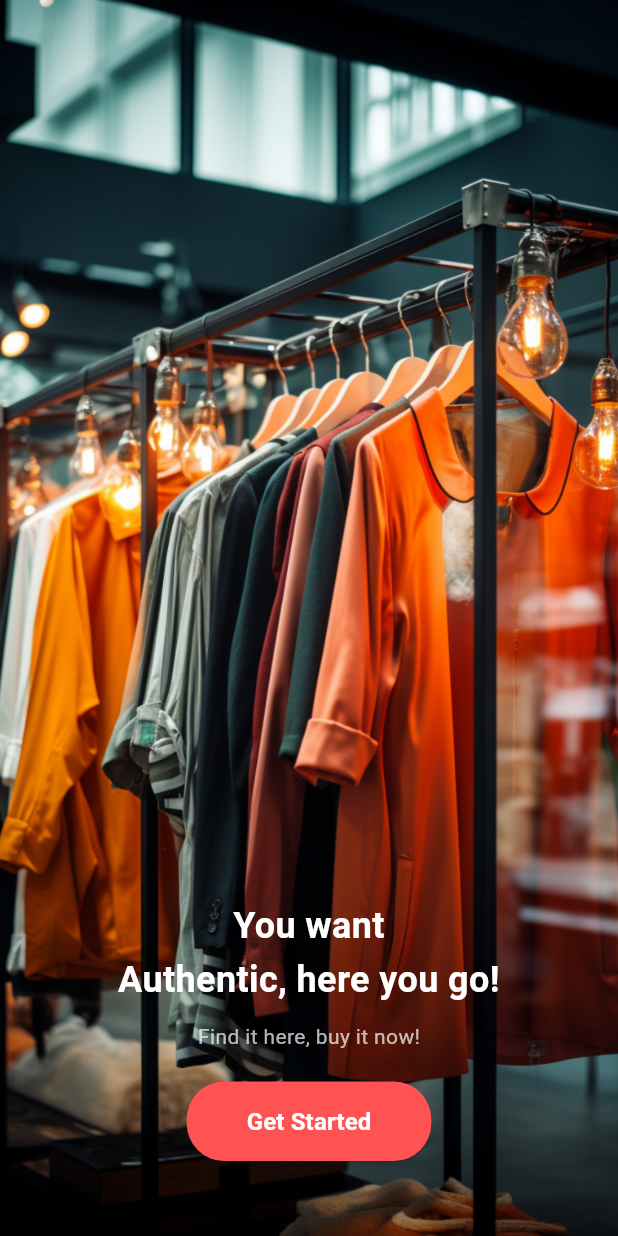
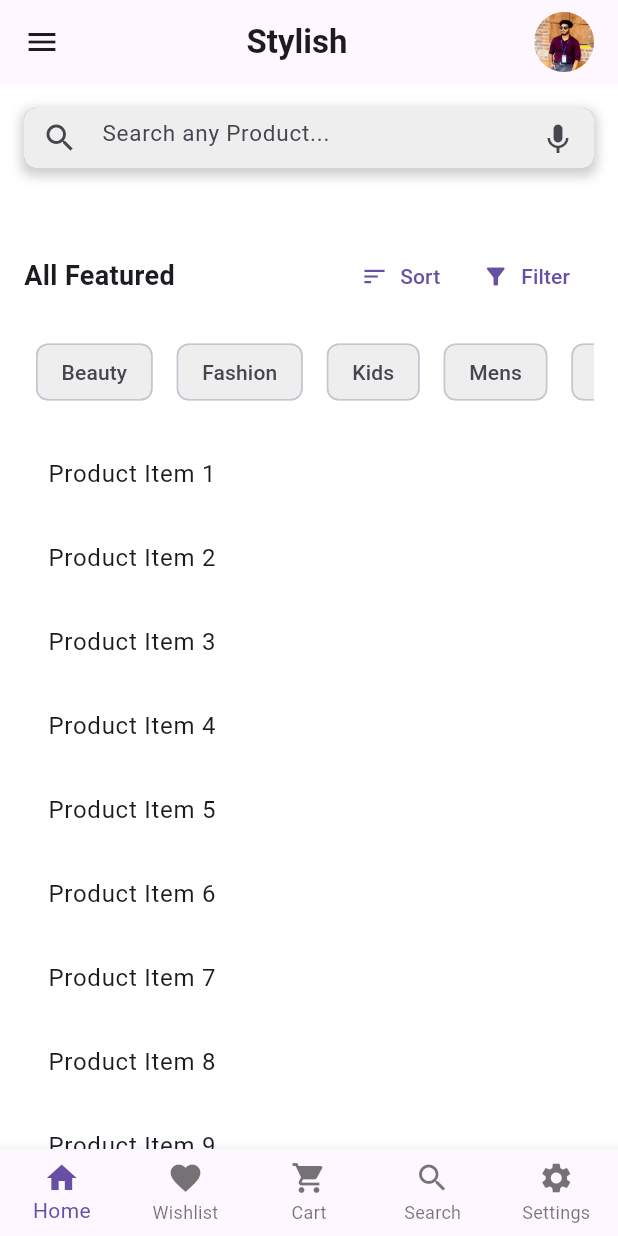
Before and after one commit to shawonkst21/flutterProjects, a Flutter app: the IntroPage screen opened by its route, after a tap on "Get Started", on a phone screen of 412 x 824 dp. Run offline on Flutter 3.47's test engine with Material 3 defaults, Android fonts, the phone set to English and light mode, and no system bars.

Commit message:
all page decoration correctl

```diff
--- a/lib/intro.dart
+++ b/lib/intro.dart
@@ -43,7 +43,7 @@ class IntroPage extends StatelessWidget {
                     const SizedBox(height: 20),
                     ElevatedButton(
                       onPressed: () {
-                        // Button logic
+                        Navigator.pushNamed(context, '/homePage');
                       },
                       style: ElevatedButton.styleFrom(
                         backgroundColor: Colors.redAccent, // Button color
--- a/lib/main.dart
+++ b/lib/main.dart
@@ -2,6 +2,7 @@ import 'package:flutter/material.dart';
 import 'package:hi/OnboardingScreen.dart';
 import 'package:hi/intro.dart';
 import 'package:hi/login.dart';
+import 'package:hi/screen/startpage.dart';
 import 'package:hi/signup.dart';
 
 void main() {
@@ -23,6 +24,7 @@ class MyApp extends StatelessWidget {
         '/login': (context) => const LoginPage(),
         '/signup': (context) => const SignuPage(),
         '/intro': (context) => IntroPage(),
+        '/homePage': (context) => const Homepage(),
       },
     );
   }
--- /dev/null
+++ b/lib/screen/home.dart
@@ -0,0 +1,129 @@
+import 'package:flutter/material.dart';
+
+class HomePage extends StatelessWidget {
+  @override
+  Widget build(BuildContext context) {
+    return Scaffold(
+      backgroundColor: Colors.white,
+      body: SafeArea(
+        child: Column(
+          children: [
+            // Fixed Search Bar
+            Container(
+              padding: const EdgeInsets.all(16.0),
+              color: Colors.white, // Background color for the search bar
+              child: Container(
+                height: 40,
+                width: double.infinity,
+                decoration: BoxDecoration(
+                  color: const Color.fromARGB(255, 209, 122, 122),
+                  borderRadius: BorderRadius.circular(8.0),
+                  boxShadow: [
+                    BoxShadow(
+                      color: Colors.grey.withOpacity(0.5), // Shadow color
+                      spreadRadius: 2, // Spread radius
+                      blurRadius: 6, // Blur radius
+                      offset: Offset(0, 3), // Shadow position
+                    ),
+                  ],
+                ),
+                child: TextField(
+                  decoration: InputDecoration(
+                    prefixIcon: Icon(Icons.search),
+                    hintText: 'Search any Product...',
+                    hintStyle: TextStyle(fontSize: 15),
+                    suffixIcon: Icon(Icons.keyboard_voice),
+                    border: OutlineInputBorder(
+                      borderRadius: BorderRadius.circular(8.0),
+                      borderSide: BorderSide.none,
+                    ),
+                    filled: true,
+                    fillColor: Colors.grey[200],
+                  ),
+                ),
+              ),
+            ),
+            // Scrollable Content
+            Expanded(
+              child: SingleChildScrollView(
+                child: Padding(
+                  padding: const EdgeInsets.all(16.0),
+                  child: Column(
+                    crossAxisAlignment: CrossAxisAlignment.start,
+                    children: [
+                      SizedBox(height: 16),
+                      Row(
+                        mainAxisAlignment: MainAxisAlignment.spaceBetween,
+                        children: [
+                          Text('All Featured',
+                              style: TextStyle(
+                                  fontSize: 18, fontWeight: FontWeight.bold)),
+                          Row(
+                            children: [
+                              TextButton.icon(
+                                onPressed: () {},
+                                icon: Icon(Icons.sort),
+                                label: Text('Sort'),
+                              ),
+                              TextButton.icon(
+                                onPressed: () {},
+                                icon: Icon(Icons.filter_alt),
+                                label: Text('Filter'),
+                              ),
+                            ],
+                          ),
+                        ],
+                      ),
+                      SizedBox(height: 16),
+                      SingleChildScrollView(
+                        scrollDirection: Axis.horizontal,
+                        child: Row(
+                          children: [
+                            CategoryChip(label: 'Beauty'),
+                            CategoryChip(label: 'Fashion'),
+                            CategoryChip(label: 'Kids'),
+                            CategoryChip(label: 'Mens'),
+                            CategoryChip(label: 'Womens'),
+                          ],
+                        ),
+                      ),
+                      SizedBox(height: 16),
+                      // Dummy content for scrolling
+                      ListView.builder(
+                        shrinkWrap: true,
+                        physics: NeverScrollableScrollPhysics(),
+                        itemCount: 20,
+                        itemBuilder: (context, index) {
+                          return ListTile(
+                            title: Text('Product Item ${index + 1}'),
+                          );
+                        },
+                      ),
+                    ],
+                  ),
+                ),
+              ),
+            ),
+          ],
+        ),
+      ),
+    );
+  }
+}
+
+class CategoryChip extends StatelessWidget {
+  final String label;
+
+  CategoryChip({required this.label});
+
+  @override
+  Widget build(BuildContext context) {
+    return Padding(
+      padding: const EdgeInsets.symmetric(horizontal: 8.0),
+      child: Chip(
+        label: Text(label),
+        backgroundColor: Colors.grey[200],
+      ),
+    );
+  }
+}
--- /dev/null
+++ b/lib/screen/startpage.dart
@@ -0,0 +1,119 @@
+import 'package:flutter/material.dart';
+import 'package:hi/screen/home.dart';
+
+class Homepage extends StatefulWidget {
+  const Homepage({super.key});
+
+  @override
+  HomepageState createState() => HomepageState();
+}
+
+class HomepageState extends State<Homepage> {
+  int _selectedIndex = 0;
+
+  final List<Widget> _pages = [
+    HomePage(),
+    WishlistPage(),
+    CartPage(),
+    SearchPage(),
+    SettingsPage(),
+  ];
+
+  void _onItemTapped(int index) {
+    setState(() {
+      _selectedIndex = index;
+    });
+  }
+
+  @override
+  Widget build(BuildContext context) {
+    return Scaffold(
+      appBar: AppBar(
+        automaticallyImplyLeading: false,
+        title: Row(
+          mainAxisAlignment: MainAxisAlignment.spaceBetween,
+          children: [
+            Icon(Icons.menu),
+            Text(
+              'Stylish',
+              style: TextStyle(fontWeight: FontWeight.bold),
+              textAlign: TextAlign.center,
+            ),
+            GestureDetector(
+              onTap: () {
+                Navigator.push(
+                  context,
+                  MaterialPageRoute(builder: (context) => ProfilePage()),
+                );
+              },
+              child: CircleAvatar(
+                backgroundImage: AssetImage(
+                    'assets/profile.jpg'), // Add your profile image asset here
+              ),
+            ),
+          ],
+        ),
+        // centerTitle: true,
+      ),
+
+      body: _pages[_selectedIndex], // Update the body based on the index
+      bottomNavigationBar: BottomNavigationBar(
+        currentIndex: _selectedIndex,
+        onTap: _onItemTapped,
+        type: BottomNavigationBarType.fixed,
+        items: [
+          BottomNavigationBarItem(icon: Icon(Icons.home), label: 'Home'),
+          BottomNavigationBarItem(
+              icon: Icon(Icons.favorite), label: 'Wishlist'),
+          BottomNavigationBarItem(
+              icon: Icon(Icons.shopping_cart), label: 'Cart'),
+          BottomNavigationBarItem(icon: Icon(Icons.search), label: 'Search'),
+          BottomNavigationBarItem(
+              icon: Icon(Icons.settings), label: 'Settings'),
+        ],
+      ),
+    );
+  }
+}
+
+class ProfilePage extends StatelessWidget {
+  @override
+  Widget build(BuildContext context) {
+    return Scaffold(
+      appBar: AppBar(
+        title: Text('Profile'),
+      ),
+      body: Center(
+        child: Text('Profile Details'),
+      ),
+    );
+  }
+}
+
+class WishlistPage extends StatelessWidget {
+  @override
+  Widget build(BuildContext context) {
+    return Center(child: Text('Wishlist Page'));
+  }
+}
+
+class CartPage extends StatelessWidget {
+  @override
+  Widget build(BuildContext context) {
+    return Center(child: Text('Cart Page'));
+  }
+}
+
+class SearchPage extends StatelessWidget {
+  @override
+  Widget build(BuildContext context) {
+    return Center(child: Text('Search Page'));
+  }
+}
+
+class SettingsPage extends StatelessWidget {
+  @override
+  Widget build(BuildContext context) {
+    return Center(child: Text('Settings Page'));
+  }
+}
--- a/pubspec.yaml
+++ b/pubspec.yaml
@@ -67,6 +67,7 @@ flutter:
      - assets/make_payment.png
      - assets/order.png
      - assets/intro.jpg
+     - assets/profile.jpg
 
   # An image asset can refer to one or more resolution-specific "variants", see
   # https://flutter.dev/to/resolution-aware-images
```
Also changed, not shown: assets/profile.jpg (added).
